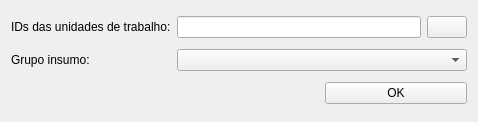
Above: uis/deleteAssociatedInputs.ui from dsgoficial/SAP_Gerente before the change. Below: the same form after it.
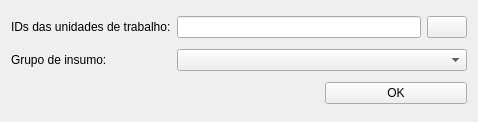
That is the form after the change.

Commit message: modificações para gerenciamento de insumos

Diff of the .ui file:
```diff
--- a/uis/deleteAssociatedInputs.ui
+++ b/uis/deleteAssociatedInputs.ui
@@ -38,7 +38,7 @@
    <item row="1" column="0">
     <widget class="QLabel" name="label_2">
      <property name="text">
-      <string>Grupo insumo:</string>
+      <string>Grupo de insumo:</string>
      </property>
     </widget>
    </item>
```
The commit also changes 16 other files.
